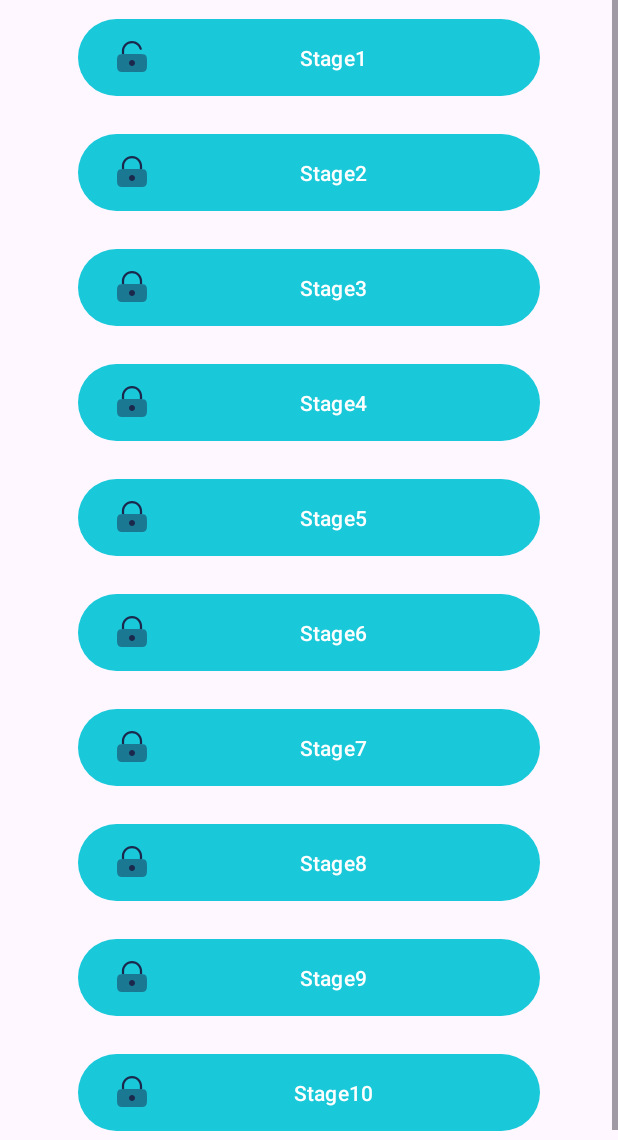
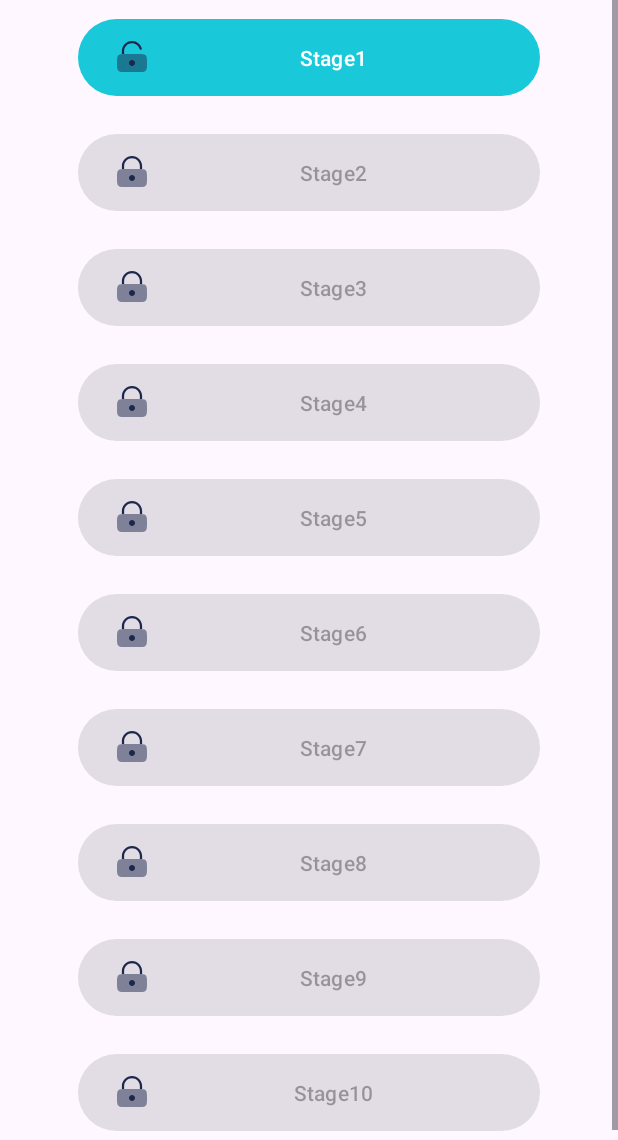
Before and after one commit to ShanmukhKuppili/E-Braille, an Android app: the Challenge screen opened directly, with no data from a screen before it, on a phone screen of 412 x 824 dp, the part 96-1236 px from its top. Run offline under Robolectric (Android 15) with nearby library versions, the phone set to English and light mode, and no system bars; our stand-ins replace sdp/ssp sizes.

Commit message:
xml changes

```diff
--- a/app/src/main/java/gpt_masb/project/e_braille/Challenge.java
+++ b/app/src/main/java/gpt_masb/project/e_braille/Challenge.java
@@ -105,20 +105,17 @@ public class Challenge extends AppCompatActivity {
 
         AppCompatDelegate.setDefaultNightMode(AppCompatDelegate.MODE_NIGHT_NO);
     }
-
     @Override
     public boolean onOptionsItemSelected(@NonNull MenuItem item) {
         if (item.getItemId() == android.R.id.home)
             finish();
         return super.onOptionsItemSelected(item);
     }
-
     @Override
     protected void onRestart() {
         super.onRestart();
         getChallengeSession();
     }
-
     private void getChallengeSession() {
         SharedPreferences sp = getSharedPreferences("Challenge Module", MODE_PRIVATE);
         int currentStage = sp.getInt("Current Stage", 0);
--- a/app/src/main/java/gpt_masb/project/e_braille/Result.java
+++ b/app/src/main/java/gpt_masb/project/e_braille/Result.java
@@ -27,7 +27,8 @@ public class Result extends AppCompatActivity {
         SharedPreferences sharedPreferences = getSharedPreferences("Challenge Module", MODE_PRIVATE);
         SharedPreferences.Editor ed = sharedPreferences.edit();
         int currentStage = sharedPreferences.getInt("Current Stage", 0);
-        if(stageNo > currentStage && score >= 800){
+
+        if(stageNo > currentStage && score >= 750){
             ed.putInt("Current Stage", stageNo);
         }
         ed.putInt("Score"+stageNo, score);
@@ -48,7 +49,7 @@ public class Result extends AppCompatActivity {
             layoutParams1.topMargin = 1340;
             exitButton.setLayoutParams(layoutParams1);
         }
-        if(score>= 750){
+        if(score>= 750 || currentStage > stageNo){
             resultMsg.setText("You have unlocked next Stage");
             resultMsg.setTextColor(Color.GREEN);
             nextButton.setOnClickListener(view -> {
--- a/app/src/main/java/gpt_masb/project/e_braille/quiztext.java
+++ b/app/src/main/java/gpt_masb/project/e_braille/quiztext.java
@@ -71,7 +71,7 @@ public class quiztext extends AppCompatActivity {
             answerImage5.setVisibility(View.INVISIBLE);
 
             ViewGroup.MarginLayoutParams layoutParams = (ViewGroup.MarginLayoutParams) answerImage2.getLayoutParams();
-            layoutParams.setMarginStart(260);
+            layoutParams.setMarginStart(170);
             layoutParams.topMargin= 245;
 
             layoutParams.width = (int)(layoutParams.width * 1.5);
--- a/app/src/main/res/layout/activity_challenge.xml
+++ b/app/src/main/res/layout/activity_challenge.xml
@@ -37,16 +37,18 @@
                 android:id="@+id/Stage2"
                 android:layout_width="match_parent"
                 android:layout_height="@dimen/_59sdp"
+                android:drawableLeft="@drawable/lock_locked"
+                android:enabled="false"
                 android:insetLeft="@dimen/_40sdp"
+                android:insetTop="@dimen/_10sdp"
                 android:insetRight="@dimen/_40sdp"
-                android:insetTop="@dimen/_10sdp"
                 android:insetBottom="@dimen/_10sdp"
-                android:text="Stage2"
-                android:drawableLeft="@drawable/lock_locked"/>
+                android:text="Stage2" />
 
             <Button
                 android:id="@+id/Stage3"
                 android:layout_width="match_parent"
+                android:enabled="false"
                 android:layout_height="@dimen/_59sdp"
                 android:insetLeft="@dimen/_40sdp"
                 android:insetRight="@dimen/_40sdp"
@@ -59,6 +61,7 @@
                 android:id="@+id/Stage4"
                 android:layout_width="match_parent"
                 android:layout_height="@dimen/_59sdp"
+                android:enabled="false"
                 android:insetLeft="@dimen/_40sdp"
                 android:insetRight="@dimen/_40sdp"
                 android:insetTop="@dimen/_10sdp"
@@ -71,6 +74,7 @@
                 android:layout_width="match_parent"
                 android:layout_height="@dimen/_59sdp"
                 android:insetLeft="@dimen/_40sdp"
+                android:enabled="false"
                 android:insetRight="@dimen/_40sdp"
                 android:insetTop="@dimen/_10sdp"
                 android:insetBottom="@dimen/_10sdp"
@@ -82,6 +86,7 @@
                 android:layout_width="match_parent"
                 android:layout_height="@dimen/_59sdp"
                 android:insetLeft="@dimen/_40sdp"
+                android:enabled="false"
                 android:insetRight="@dimen/_40sdp"
                 android:insetTop="@dimen/_10sdp"
                 android:insetBottom="@dimen/_10sdp"
@@ -92,6 +97,7 @@
                 android:id="@+id/Stage7"
                 android:layout_width="match_parent"
                 android:layout_height="@dimen/_59sdp"
+                android:enabled="false"
                 android:insetLeft="@dimen/_40sdp"
                 android:insetRight="@dimen/_40sdp"
                 android:insetTop="@dimen/_10sdp"
@@ -104,6 +110,7 @@
                 android:layout_width="match_parent"
                 android:layout_height="@dimen/_59sdp"
                 android:insetLeft="@dimen/_40sdp"
+                android:enabled="false"
                 android:insetRight="@dimen/_40sdp"
                 android:insetTop="@dimen/_10sdp"
                 android:insetBottom="@dimen/_10sdp"
@@ -115,6 +122,7 @@
                 android:layout_width="match_parent"
                 android:layout_height="@dimen/_59sdp"
                 android:insetLeft="@dimen/_40sdp"
+                android:enabled="false"
                 android:insetRight="@dimen/_40sdp"
                 android:insetTop="@dimen/_10sdp"
                 android:insetBottom="@dimen/_10sdp"
@@ -126,6 +134,7 @@
                 android:layout_width="match_parent"
                 android:layout_height="@dimen/_59sdp"
                 android:insetLeft="@dimen/_40sdp"
+                android:enabled="false"
                 android:insetRight="@dimen/_40sdp"
                 android:insetTop="@dimen/_10sdp"
                 android:insetBottom="@dimen/_10sdp"
--- a/app/src/main/res/layout/activity_quiz.xml
+++ b/app/src/main/res/layout/activity_quiz.xml
@@ -168,6 +168,7 @@
         android:layout_width="@dimen/_280sdp"
         android:layout_height="@dimen/_120sdp"
         android:textSize="96sp"
+        android:textAlignment="center"
         app:layout_constraintBottom_toBottomOf="parent"
         app:layout_constraintEnd_toEndOf="parent"
         app:layout_constraintHorizontal_bias="0.5"
```
